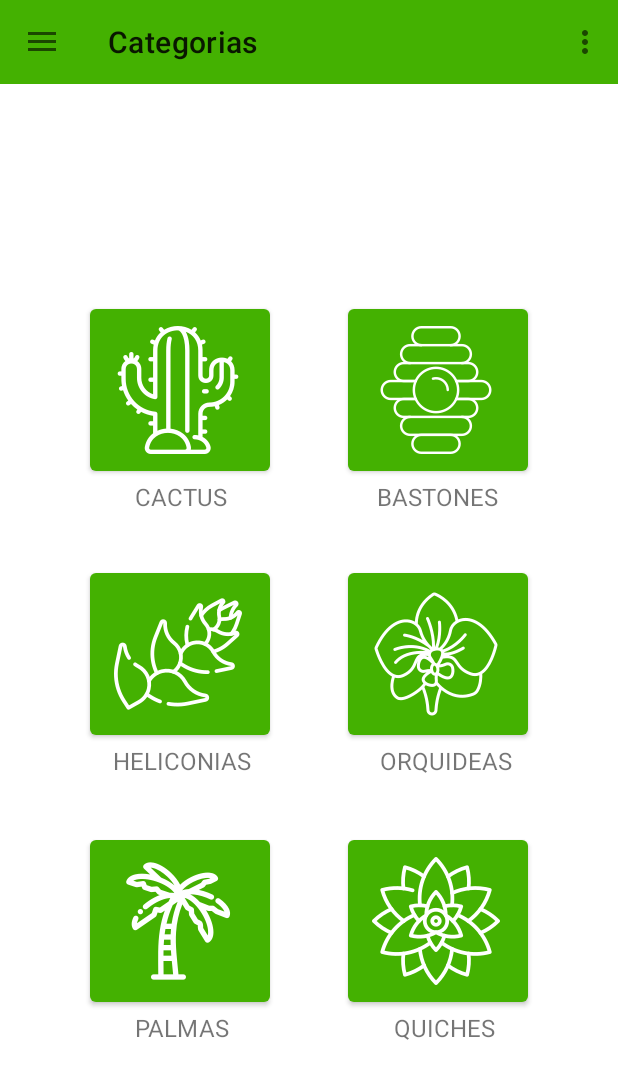
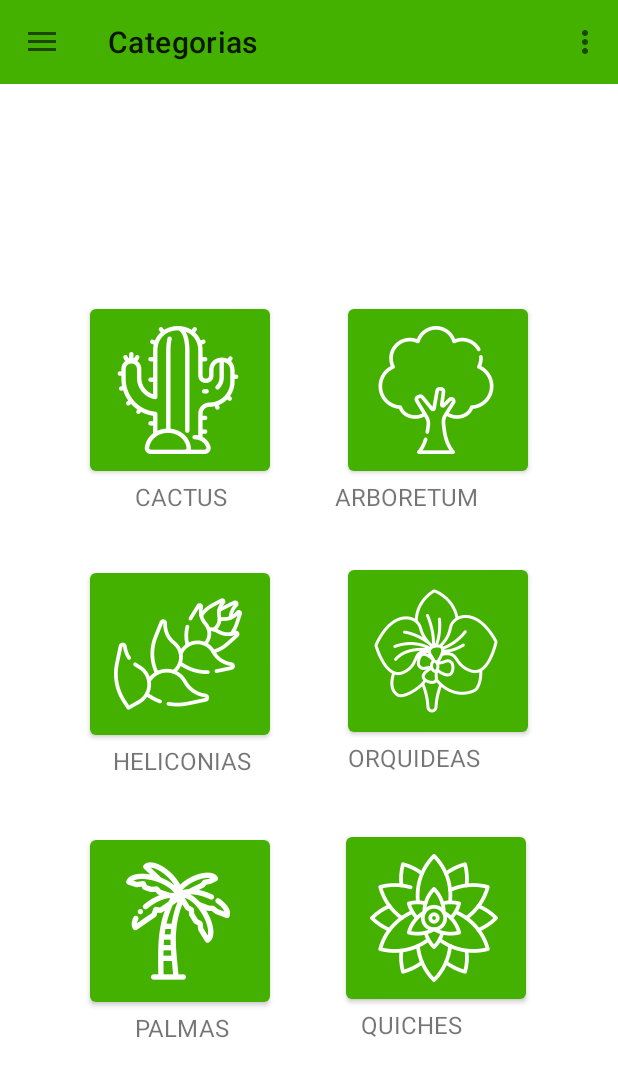
Before and after one commit to JorgeEdilMz/CloverQr, an Android app: the screen it shows after launch (MainActivity), on a phone screen of 412 x 824 dp. Shown: the top 1079 px of the screen. Run offline under Robolectric (Android 15) with nearby library versions, the phone set to English and light mode, and no system bars; our stand-ins replace navigation-ui.

Commit message:
ultima version (buena)

```diff
--- a/app/src/main/java/com/clover/cloverqr/MainActivity.java
+++ b/app/src/main/java/com/clover/cloverqr/MainActivity.java
@@ -42,7 +42,7 @@ public class MainActivity extends AppCompatActivity {
         // Passing each menu ID as a set of Ids because each
         // menu should be considered as top level destinations.
         mAppBarConfiguration = new AppBarConfiguration.Builder(
-                R.id.nav_home,R.id.qsfragment, R.id.adminFragment)
+                R.id.nav_home,R.id.qsfragment)
                 .setOpenableLayout(drawer)
                 .build();
         NavController navController = Navigation.findNavController(this, R.id.nav_host_fragment_content_main);
--- a/app/src/main/res/layout/fragment_home.xml
+++ b/app/src/main/res/layout/fragment_home.xml
@@ -10,21 +10,20 @@
         android:id="@+id/btn_quiches"
         android:layout_width="120dp"
         android:layout_height="120dp"
-        android:layout_marginStart="232dp"
         android:layout_marginTop="36dp"
         android:layout_marginEnd="60dp"
         android:text="Button"
         app:icon="@mipmap/quiche"
         app:layout_constraintEnd_toEndOf="parent"
-        app:layout_constraintHorizontal_bias="0.0"
-        app:layout_constraintStart_toStartOf="parent"
+        app:layout_constraintHorizontal_bias="0.98"
+        app:layout_constraintStart_toEndOf="@+id/btn_palmas"
         app:layout_constraintTop_toBottomOf="@+id/textView5" />
 
     <TextView
         android:id="@+id/textView6"
         android:layout_width="wrap_content"
         android:layout_height="22dp"
-        android:layout_marginStart="110dp"
+        android:layout_marginStart="88dp"
         android:text="QUICHES"
         android:textSize="16sp"
         app:layout_constraintStart_toEndOf="@+id/textView7"
@@ -55,13 +54,14 @@
         android:id="@+id/btn_orquideas"
         android:layout_width="120dp"
         android:layout_height="120dp"
-        android:layout_marginStart="232dp"
-        android:layout_marginTop="34dp"
+        android:layout_marginStart="51dp"
+        android:layout_marginTop="32dp"
         android:layout_marginEnd="60dp"
         android:text="Button"
         app:icon="@mipmap/orquidea"
         app:layout_constraintEnd_toEndOf="parent"
-        app:layout_constraintHorizontal_bias="0.0"
+        app:layout_constraintHorizontal_bias="1.0"
+        app:layout_constraintStart_toEndOf="@+id/btn_heliconias"
         app:layout_constraintStart_toStartOf="parent"
         app:layout_constraintTop_toBottomOf="@+id/textView3" />
 
@@ -80,7 +80,7 @@
         android:id="@+id/textView5"
         android:layout_width="wrap_content"
         android:layout_height="22dp"
-        android:layout_marginStart="85dp"
+        android:layout_marginStart="64dp"
         android:text="ORQUIDEAS"
         android:textSize="16sp"
         app:layout_constraintStart_toEndOf="@+id/textView4"
@@ -111,13 +111,15 @@
         android:id="@+id/btn_bastones"
         android:layout_width="120dp"
         android:layout_height="120dp"
-        android:layout_marginStart="232dp"
+        android:layout_marginStart="51dp"
         android:layout_marginTop="200dp"
         android:layout_marginEnd="60dp"
         android:text="Button"
-        app:icon="@mipmap/baston"
+        app:icon="@mipmap/arbol"
         app:layout_constraintEnd_toEndOf="parent"
-        app:layout_constraintStart_toStartOf="parent"
+        app:layout_constraintHorizontal_bias="1.0"
+        app:layout_constraintStart_toEndOf="@+id/btn_cactus"
+        app:layout_constraintStart_toStartOf="@+id/btn_cactus"
         app:layout_constraintTop_toTopOf="parent" />
 
     <TextView
@@ -134,8 +136,8 @@
         android:id="@+id/textView3"
         android:layout_width="wrap_content"
         android:layout_height="22dp"
-        android:layout_marginStart="100dp"
-        android:text="BASTONES"
+        android:layout_marginStart="72dp"
+        android:text="ARBORETUM"
         android:textSize="16sp"
         app:layout_constraintStart_toEndOf="@+id/textView2"
         app:layout_constraintTop_toBottomOf="@+id/btn_bastones" />
--- a/app/src/main/res/menu/activity_main_drawer.xml
+++ b/app/src/main/res/menu/activity_main_drawer.xml
@@ -14,9 +14,5 @@
             android:icon="@mipmap/conocimiento"
             android:title="Quiénes somos" />
 
-        <item
-            android:id="@+id/adminFragment"
-            android:icon="@mipmap/administrador"
-            android:title="Administrador" />
     </group>
 </menu>
```
Also changed, not shown: app/src/main/java/com/clover/cloverqr/cactus_fragment.java (+17 -21 lines), app/src/main/java/com/clover/cloverqr/ui/home/HomeFragment.java (+4 -4 lines), app/src/main/res/layout/fragment_cactus_fragment.xml (+25 -1 lines), app/src/main/res/mipmap-hdpi/administrador.png (deleted), app/src/main/res/mipmap-hdpi/arbol.png (added), app/src/main/res/mipmap-hdpi/flecha.png (added), app/src/main/res/mipmap-hdpi/lupa.png (added).
